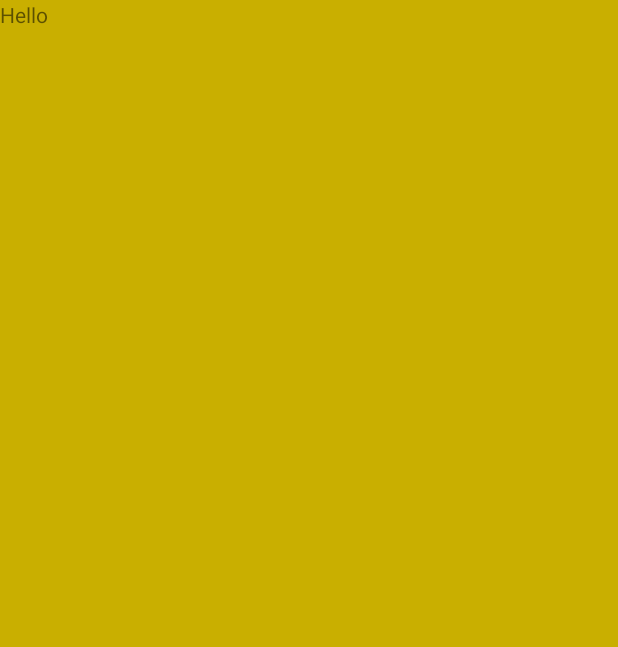
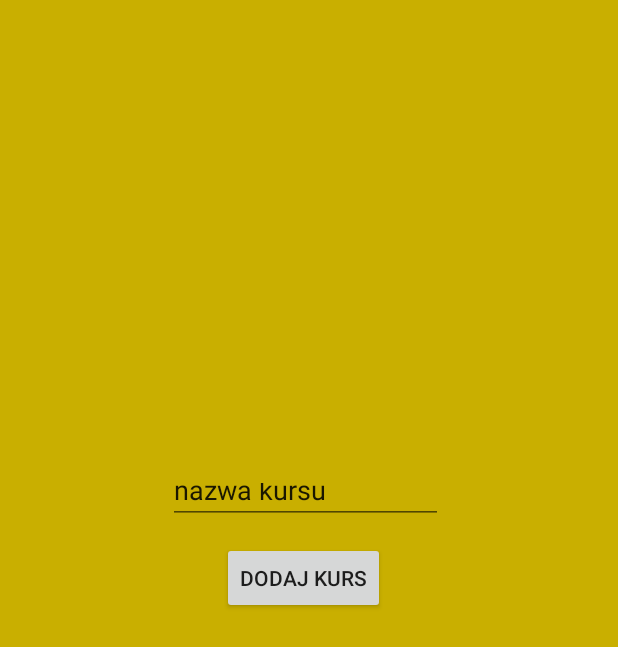
Before and after one commit to masslany/-PAdTM-Langusta, an Android app: the CourseAddFragment screen opened through its navigation route, on a phone screen of 412 x 824 dp. Before the commit the part shown is almost empty. Shown: the top 647 px of the screen. Run offline under Robolectric (Android 15) with nearby library versions, the light colour scheme and no system bars.

Commit message:
implementacja dodawania kursu

```diff
--- a/app/src/main/java/com/example/mobilne_projekt/ui/CourseAddFragment.kt
+++ b/app/src/main/java/com/example/mobilne_projekt/ui/CourseAddFragment.kt
@@ -5,10 +5,14 @@ import androidx.fragment.app.Fragment
 import android.view.LayoutInflater
 import android.view.View
 import android.view.ViewGroup
+import androidx.lifecycle.ViewModel
 import androidx.lifecycle.ViewModelProvider
 
 import com.example.mobilne_projekt.R
-
+import com.example.mobilne_projekt.data.db.entity.Course
+import com.example.mobilne_projekt.data.db.entity.Word
+import kotlinx.android.synthetic.main.course_add_fragment.*
+import kotlinx.coroutines.*
 class CourseAddFragment : Fragment() {
 
     companion object {
@@ -28,6 +32,17 @@ class CourseAddFragment : Fragment() {
         super.onActivityCreated(savedInstanceState)
         viewModel = ViewModelProvider(this).get(CourseAddViewModel::class.java)
         // TODO: Use the ViewModel
+
+        add_curse_button.setOnClickListener {
+            val courseTittle = name_curse_text.text.toString()
+            val course = Course(courseTittle, listOf<Word>())
+            //insert_course(course)
+
+            GlobalScope.launch {
+                viewModel.insertCourse(course)
+            }
+
+        }
     }
 
 }
--- a/app/src/main/java/com/example/mobilne_projekt/ui/CourseAddViewModel.kt
+++ b/app/src/main/java/com/example/mobilne_projekt/ui/CourseAddViewModel.kt
@@ -1,7 +1,28 @@
 package com.example.mobilne_projekt.ui
 
 import androidx.lifecycle.ViewModel
+import androidx.lifecycle.ViewModelProvider
+import com.example.mobilne_projekt.data.db.CourseRepository
+import com.example.mobilne_projekt.data.db.entity.Course
+import com.example.mobilne_projekt.data.db.entity.Word
 
 class CourseAddViewModel : ViewModel() {
     // TODO: Implement the ViewModel
+
+    private lateinit var courseRepository:CourseRepository
+
+
+
+
+     suspend fun insertCourse(course: Course) {
+
+         courseRepository.insert(course)
+    }
+
+    //utworzyc obiekt który odniesie do repo
+
+    //fukcja przujmujaca kurs i przekazunie dodanie kursu repositorty
+
+    //w widoku przekazac utrworzony kurs na viewmodel
+
 }
--- a/app/src/main/res/layout/course_add_fragment.xml
+++ b/app/src/main/res/layout/course_add_fragment.xml
@@ -1,14 +1,33 @@
 <?xml version="1.0" encoding="utf-8"?>
-<FrameLayout xmlns:android="http://schemas.android.com/apk/res/android"
+<androidx.constraintlayout.widget.ConstraintLayout xmlns:android="http://schemas.android.com/apk/res/android"
+    xmlns:app="http://schemas.android.com/apk/res-auto"
     xmlns:tools="http://schemas.android.com/tools"
+    android:id="@+id/frameLayout"
     android:layout_width="match_parent"
     android:layout_height="match_parent"
     android:background="#c9af00"
     tools:context=".ui.CourseAddFragment">
 
-    <TextView
-        android:layout_width="match_parent"
-        android:layout_height="match_parent"
-        android:text="Hello" />
+    <EditText
+        android:id="@+id/name_curse_text"
+        android:layout_width="183dp"
+        android:layout_height="37dp"
+        android:layout_marginStart="112dp"
+        android:layout_marginTop="312dp"
+        android:ems="10"
+        android:inputType="textPersonName"
+        android:text="nazwa kursu"
+        app:layout_constraintStart_toStartOf="parent"
+        app:layout_constraintTop_toTopOf="parent" />
 
-</FrameLayout>
+    <Button
+        android:id="@+id/add_curse_button"
+        android:layout_width="wrap_content"
+        android:layout_height="wrap_content"
+        android:layout_marginStart="148dp"
+        android:layout_marginTop="12dp"
+        android:text="Dodaj kurs"
+        app:layout_constraintStart_toStartOf="parent"
+        app:layout_constraintTop_toBottomOf="@+id/name_curse_text" />
+
+</androidx.constraintlayout.widget.ConstraintLayout>
```
